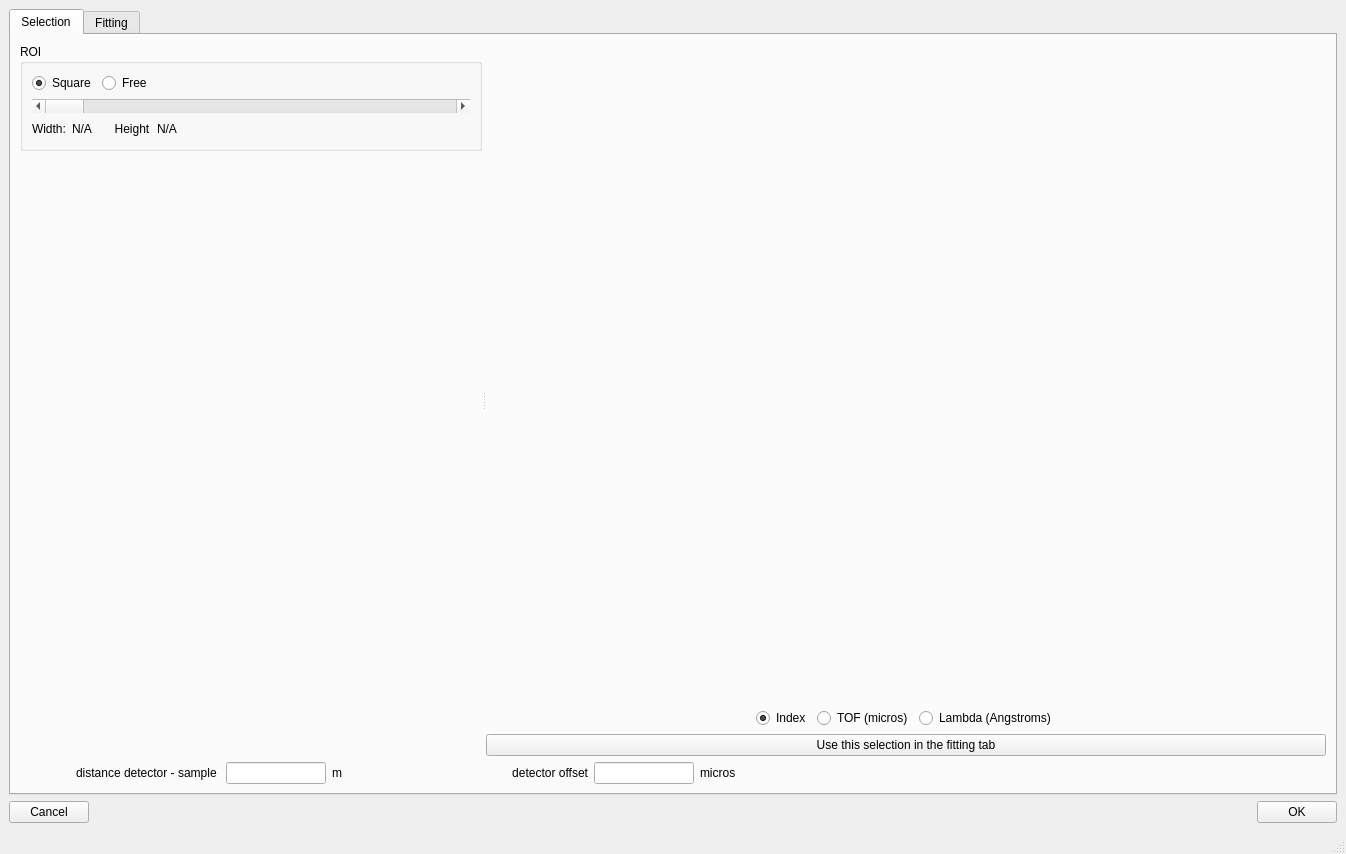
neutronimaging/python_notebooks, file ui/ui_bragg_edge_peak_fitting.ui: the form before one commit.
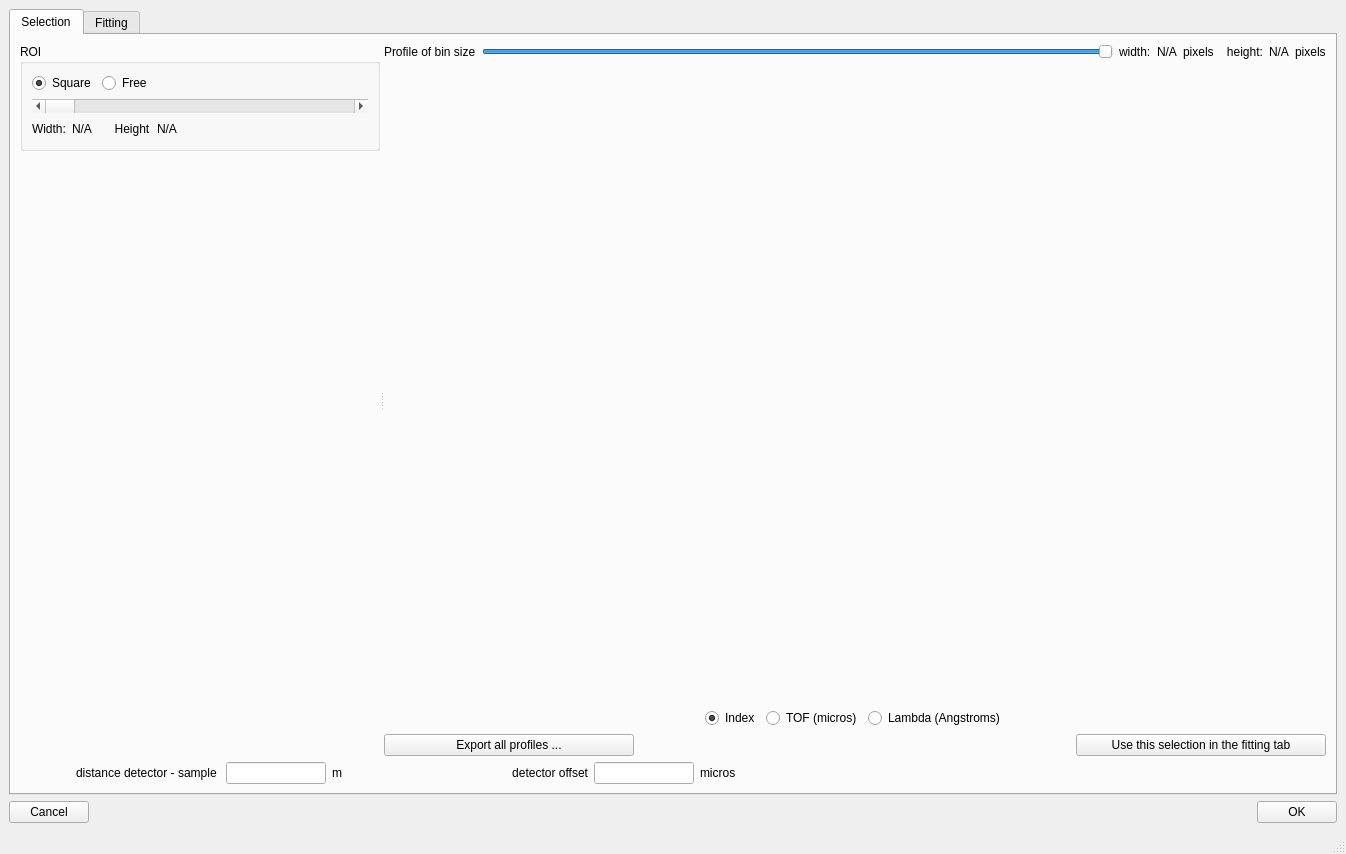
The form after the commit.

Commit message: selection slider correctly initialized when user switch from square to free roi

What changed in the file:
```diff
--- a/ui/ui_bragg_edge_peak_fitting.ui
+++ b/ui/ui_bragg_edge_peak_fitting.ui
@@ -162,6 +162,68 @@
           </widget>
           <widget class="QWidget" name="">
            <layout class="QVBoxLayout" name="verticalLayout">
+            <item>
+             <layout class="QHBoxLayout" name="horizontalLayout_7">
+              <item>
+               <widget class="QLabel" name="label_9">
+                <property name="text">
+                 <string>Profile of bin size</string>
+                </property>
+               </widget>
+              </item>
+              <item>
+               <widget class="QSlider" name="profile_of_bin_size_slider">
+                <property name="minimum">
+                 <number>1</number>
+                </property>
+                <property name="value">
+                 <number>99</number>
+                </property>
+                <property name="orientation">
+                 <enum>Qt::Horizontal</enum>
+                </property>
+                <property name="tickPosition">
+                 <enum>QSlider::NoTicks</enum>
+                </property>
+               </widget>
+              </item>
+              <item>
+               <widget class="QLabel" name="label_10">
+                <property name="text">
+                 <string>width:</string>
+                </property>
+               </widget>
+              </item>
+              <item>
+               <widget class="QLabel" name="profile_of_bin_size_width">
+                <property name="text">
+                 <string>N/A</string>
+                </property>
+               </widget>
+              </item>
+              <item>
+               <widget class="QLabel" name="label_11">
+                <property name="text">
+                 <string>pixels    height:</string>
+                </property>
+               </widget>
+              </item>
+              <item>
+               <widget class="QLabel" name="profile_of_bin_size_height">
+                <property name="text">
+                 <string>N/A</string>
+                </property>
+               </widget>
+              </item>
+              <item>
+               <widget class="QLabel" name="label_14">
+                <property name="text">
+                 <string>pixels</string>
+                </property>
+               </widget>
+              </item>
+             </layout>
+            </item>
             <item>
              <widget class="QWidget" name="profile_widget" native="true">
               <property name="sizePolicy">
@@ -227,11 +289,59 @@
              </layout>
             </item>
             <item>
-             <widget class="QPushButton" name="fit_that_selection_button">
-              <property name="text">
-               <string>Use this selection in the fitting tab</string>
-              </property>
-             </widget>
+             <layout class="QHBoxLayout" name="horizontalLayout_11">
+              <item>
+               <widget class="QPushButton" name="export_all_profiles_button">
+                <property name="minimumSize">
+                 <size>
+                  <width>250</width>
+                  <height>0</height>
+                 </size>
+                </property>
+                <property name="maximumSize">
+                 <size>
+                  <width>250</width>
+                  <height>16777215</height>
+                 </size>
+                </property>
+                <property name="text">
+                 <string>Export all profiles ...</string>
+                </property>
+               </widget>
+              </item>
+              <item>
+               <spacer name="horizontalSpacer_7">
+                <property name="orientation">
+                 <enum>Qt::Horizontal</enum>
+                </property>
+                <property name="sizeHint" stdset="0">
+                 <size>
+                  <width>40</width>
+                  <height>20</height>
+                 </size>
+                </property>
+               </spacer>
+              </item>
+              <item>
+               <widget class="QPushButton" name="fit_that_selection_button">
+                <property name="minimumSize">
+                 <size>
+                  <width>250</width>
+                  <height>0</height>
+                 </size>
+                </property>
+                <property name="maximumSize">
+                 <size>
+                  <width>250</width>
+                  <height>16777215</height>
+                 </size>
+                </property>
+                <property name="text">
+                 <string>Use this selection in the fitting tab</string>
+                </property>
+               </widget>
+              </item>
+             </layout>
             </item>
            </layout>
           </widget>
```
Left out of the diff: 34 changed lines with no effect on the pictures. The commit also changes 3 other files.
